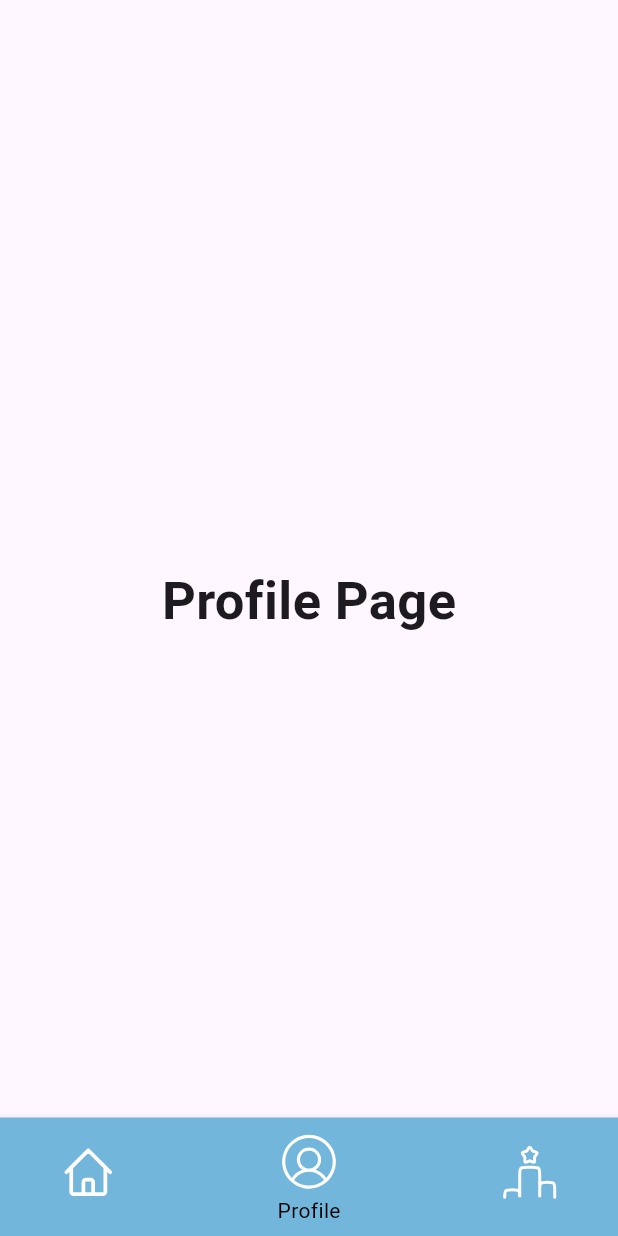
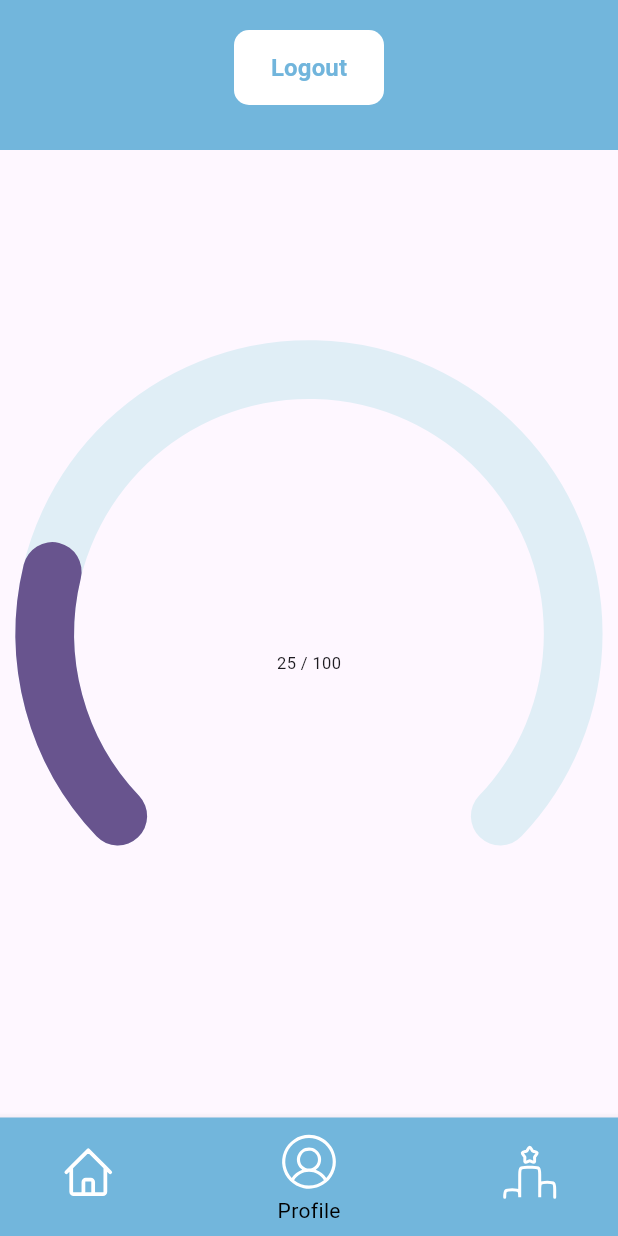
Before and after one commit to zOhran13/RIHack23, a Flutter app: the screen it shows after launch, item 2 of the bottom bar chosen, on a phone screen of 412 x 824 dp. Run offline on Flutter 3.47's test engine with Material 2 defaults, Android fonts, the phone set to English and light mode, and no system bars; drawn by our look-alikes of syncfusion_flutter_gauges; our stand-ins replace flutter_svg; Roboto replaces fonts that are missing (RoundedMplus1c).

Commit message:
ProfilePage created

```diff
--- a/FitFam/lib/src/common_widgets/custom_button.dart
+++ b/FitFam/lib/src/common_widgets/custom_button.dart
@@ -10,17 +10,17 @@ class CustomButton extends StatelessWidget {
   Widget build(BuildContext context) {
     return Container(
       height: 50.0,
-      width: MediaQuery.of(context).size.width,
+      width: 100.0,
       margin: const EdgeInsets.all(20.0),
       decoration: BoxDecoration(
-          color: GlobalVariables.textFieldColor2,
+          color: Color.fromARGB(255, 255, 255, 255),
           borderRadius: BorderRadius.circular(10.0)),
       child: TextButton(
         onPressed: onPressed,
         child: Text(
-          'Done',
+          'Logout',
           style: GlobalVariables.textStyle2.copyWith(
-            color: GlobalVariables.grayColor,
+            color: GlobalVariables.appBarColor,
           ),
         ),
       ),
--- a/FitFam/lib/src/common_widgets/custom_navigationbar.dart
+++ b/FitFam/lib/src/common_widgets/custom_navigationbar.dart
@@ -1,3 +1,5 @@
+import 'package:fitfam/src/screens/home.dart';
+import 'package:fitfam/src/screens/profile.dart';
 import 'package:fitfam/src/utils/global_variables.dart';
 import 'package:flutter/material.dart';
 import 'package:flutter_svg/flutter_svg.dart';
@@ -12,8 +14,8 @@ class CustomNavigationBar extends StatefulWidget {
 class _CustomNavigationBarState extends State<CustomNavigationBar> {
   int _selectedIndex = 0;
   static const List<Widget> _widgetOptions = <Widget>[
-    Text('Home Page', style: TextStyle(fontSize: 35, fontWeight: FontWeight.bold)),
-    Text('Profile Page', style: TextStyle(fontSize: 35, fontWeight: FontWeight.bold)),
+    HomeScreen(),
+    ProfileScreen(),
     Text('Ranking Page', style: TextStyle(fontSize: 35, fontWeight: FontWeight.bold)),
   ];
 
@@ -26,9 +28,7 @@ class _CustomNavigationBarState extends State<CustomNavigationBar> {
   @override
   Widget build(BuildContext context) {
     return Scaffold(
-      appBar: AppBar(
 
-      ),
       body: Center(
         child: _widgetOptions.elementAt(_selectedIndex),
       ),
--- /dev/null
+++ b/FitFam/lib/src/common_widgets/custom_pedometer.dart
@@ -0,0 +1,45 @@
+import 'package:flutter/material.dart';
+import 'package:syncfusion_flutter_gauges/gauges.dart';
+class Pedometer extends StatelessWidget {
+  const Pedometer({super.key});
+
+  @override
+  Widget build(BuildContext context) {
+    return Scaffold(
+      body: Center(
+        child: SfRadialGauge(axes: <RadialAxis>[
+                      RadialAxis(
+                        minimum: 0,
+                        maximum: 100,
+                        showLabels: false,
+                        showTicks: false,
+                        axisLineStyle: AxisLineStyle(
+                          thickness: 0.2,
+                          cornerStyle: CornerStyle.bothCurve,
+                          color: Color.fromARGB(30, 0, 169, 181),
+                          thicknessUnit: GaugeSizeUnit.factor,
+                        ),
+                        pointers: <GaugePointer>[
+  RangePointer(
+  value: 25,
+  cornerStyle: CornerStyle.bothCurve,
+  width: 0.2,
+  sizeUnit: GaugeSizeUnit.factor,
+   )
+  ],annotations: <GaugeAnnotation>[
+  GaugeAnnotation(
+  positionFactor: 0.1,
+  angle: 90,
+  widget: Text(
+  25.toStringAsFixed(0) + ' / 100',
+  style: TextStyle(fontSize: 11),
+  ))
+  ])
+
+
+
+                    ]),
+      ),
+    );
+  }
+}
--- /dev/null
+++ b/FitFam/lib/src/screens/profile.dart
@@ -0,0 +1,35 @@
+import 'package:fitfam/src/common_widgets/custom_pedometer.dart';
+import 'package:fitfam/src/utils/global_variables.dart';
+import 'package:flutter/material.dart';
+import 'package:flutter_svg/flutter_svg.dart';
+
+import '../common_widgets/custom_button.dart';
+
+class ProfileScreen extends StatelessWidget {
+  const ProfileScreen({super.key});
+
+  @override
+  Widget build(BuildContext context) {
+    return Scaffold(
+      appBar: PreferredSize(
+        preferredSize: const Size.fromHeight(100.0),
+        child: Container(
+          color: GlobalVariables.textFieldColor2,
+          child: Column(children: [
+            SizedBox(
+              height: MediaQuery.of(context).padding.top,
+            ),
+            CustomButton(),
+            //const Text('Level 1'),
+          ]),
+        ),
+
+      ),
+      body:
+          Pedometer(),
+
+
+
+    );
+  }
+}
--- a/FitFam/pubspec.yaml
+++ b/FitFam/pubspec.yaml
@@ -16,6 +16,7 @@ dependencies:
 
   cupertino_icons: ^1.0.2
   flutter_svg: ^2.0.7
+  syncfusion_flutter_gauges: ^23.1.39
 
 dev_dependencies:
   flutter_test:
```
Also changed, not shown: FitFam/pubspec.lock.
